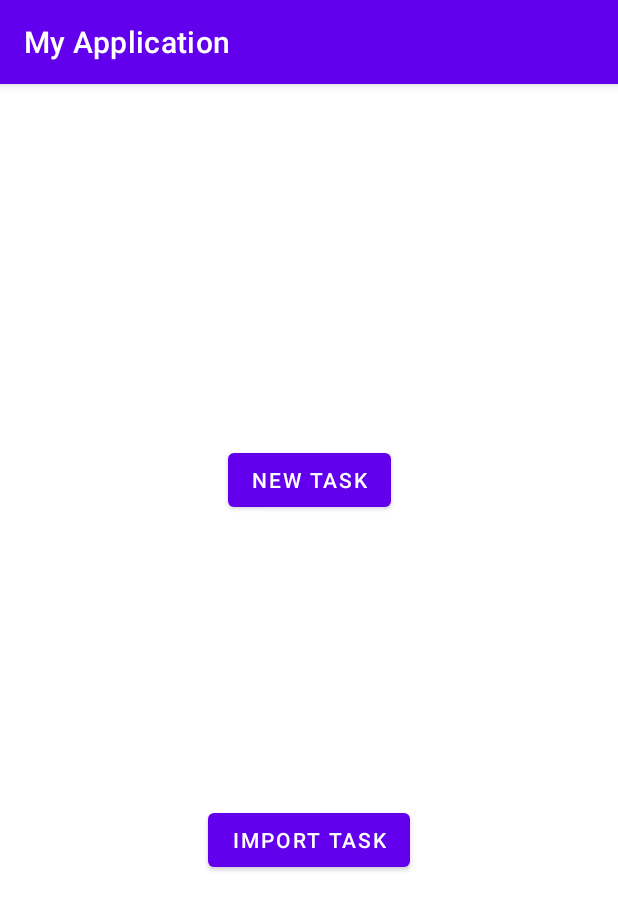
After one commit to ocaldwell1/ProjectJanus, an Android app: the AddTask screen opened directly, with no data from a screen before it, on a phone screen of 412 x 824 dp. The commit adds this screen. Shown: the top 910 px of the screen. Run offline under Robolectric (Android 15) with nearby library versions, the light colour scheme and no system bars.

Commit message:
created Add Task page and empty New Task and Import Task pages

```diff
--- /dev/null
+++ b/app/src/main/java/com/example/myapplication/AddTask.java
@@ -0,0 +1,43 @@
+package com.example.myapplication;
+
+import androidx.appcompat.app.AppCompatActivity;
+
+import android.content.Intent;
+import android.os.Bundle;
+import android.view.View;
+import android.widget.Button;
+
+public class AddTask extends AppCompatActivity {
+
+    @Override
+    protected void onCreate(Bundle savedInstanceState) {
+        super.onCreate(savedInstanceState);
+        setContentView(R.layout.activity_add_task);
+        Button addTaskNewTaskButton = (Button) findViewById(R.id.addTaskNewTaskButton);
+        addTaskNewTaskButton.setOnClickListener(new View.OnClickListener() {
+            @Override
+            public void onClick(View view) {
+                showNewTaskScreen(view);
+            }
+        });
+        Button addTaskImportTaskButton = (Button) findViewById(R.id.addTaskImportTaskButton);
+        addTaskImportTaskButton.setOnClickListener(new View.OnClickListener() {
+            @Override
+            public void onClick(View view) {
+                showImportTaskScreen(view);
+            }
+        });
+    }
+
+    public void showNewTaskScreen(View view) {
+        Intent intent = new Intent(this, NewTask.class);
+        //TODO pass relevant information into the intent?
+        startActivity(intent);
+    }
+
+    public void showImportTaskScreen(View view) {
+        Intent intent = new Intent(this, ImportTask.class);
+        //TODO pass relevant information into the intent?
+        startActivity(intent);
+    }
+}
--- /dev/null
+++ b/app/src/main/res/layout/activity_add_task.xml
@@ -0,0 +1,32 @@
+<?xml version="1.0" encoding="utf-8"?>
+<androidx.constraintlayout.widget.ConstraintLayout xmlns:android="http://schemas.android.com/apk/res/android"
+    xmlns:app="http://schemas.android.com/apk/res-auto"
+    xmlns:tools="http://schemas.android.com/tools"
+    android:layout_width="match_parent"
+    android:layout_height="match_parent"
+    tools:context=".AddTask">
+
+    <Button
+        android:id="@+id/addTaskNewTaskButton"
+        android:layout_width="wrap_content"
+        android:layout_height="wrap_content"
+        android:text="@string/addTaskNewTaskButtonText"
+        app:layout_constraintBottom_toBottomOf="parent"
+        app:layout_constraintEnd_toEndOf="parent"
+        app:layout_constraintHorizontal_bias="0.5"
+        app:layout_constraintStart_toStartOf="parent"
+        app:layout_constraintTop_toTopOf="parent"
+        app:layout_constraintVertical_bias="0.333" />
+
+    <Button
+        android:id="@+id/addTaskImportTaskButton"
+        android:layout_width="wrap_content"
+        android:layout_height="wrap_content"
+        android:text="@string/addTaskImportTaskButtonText"
+        app:layout_constraintBottom_toBottomOf="parent"
+        app:layout_constraintEnd_toEndOf="parent"
+        app:layout_constraintHorizontal_bias="0.5"
+        app:layout_constraintStart_toStartOf="parent"
+        app:layout_constraintTop_toTopOf="parent"
+        app:layout_constraintVertical_bias="0.667" />
+</androidx.constraintlayout.widget.ConstraintLayout>
--- a/app/src/main/res/values/strings.xml
+++ b/app/src/main/res/values/strings.xml
@@ -1,3 +1,5 @@
 <resources>
     <string name="app_name">My Application</string>
+    <string name="addTaskNewTaskButtonText">New Task</string>
+    <string name="addTaskImportTaskButtonText">Import Task</string>
 </resources>
```
Also changed, not shown: app/src/main/AndroidManifest.xml (+21 -0 lines), app/src/main/java/com/example/myapplication/ImportTask.java (added, +14 -0 lines), app/src/main/java/com/example/myapplication/MainActivity.java (+15 -0 lines), app/src/main/java/com/example/myapplication/NewTask.java (added, +14 -0 lines), app/src/main/res/layout/activity_import_task.xml (added, +18 -0 lines), app/src/main/res/layout/activity_main.xml (+12 -0 lines), app/src/main/res/layout/activity_new_task.xml (added, +18 -0 lines).
